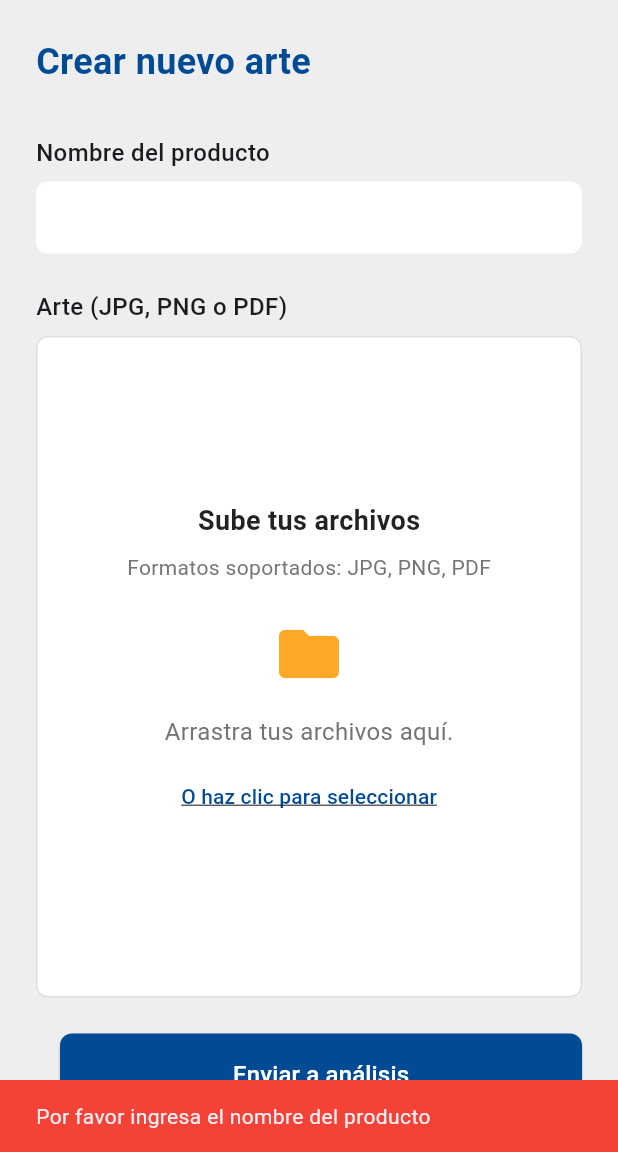
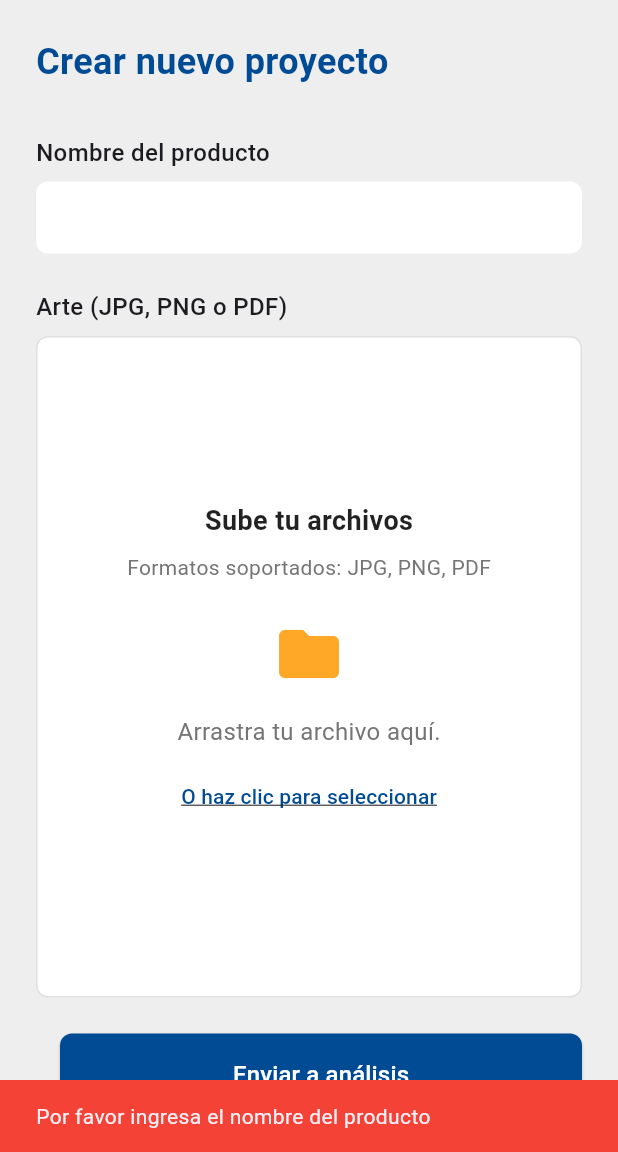
Before and after one commit to MatiasValansi/ProyectoFinalArtesIA, a Flutter app: the NewArt screen opened by its route, after a tap on "Enviar a análisis", on a phone screen of 412 x 824 dp, the part 84-1236 px from its top. Run offline on Flutter 3.47's test engine with Material 3 defaults, Android fonts, the phone set to English and light mode, and no system bars; our stand-ins replace firebase_auth, firebase_core, flutter_dotenv, go_router, supabase_flutter; missing offline and left inert: dart:html; accounts and stored records are empty.

Commit message:
barrido de prints para debug

```diff
--- a/frontend/nestle_application/lib/presentation/screens/new_art.dart
+++ b/frontend/nestle_application/lib/presentation/screens/new_art.dart
@@ -66,7 +66,7 @@ class _NewArtState extends State<NewArt> {
     if (_selectedFiles.isEmpty) {
       ScaffoldMessenger.of(context).showSnackBar(
         const SnackBar(
-          content: Text('Por favor selecciona al menos un archivo'),
+          content: Text('Por favor selecciona un archivo'),
           backgroundColor: Colors.red,
         ),
       );
@@ -94,54 +94,11 @@ class _NewArtState extends State<NewArt> {
         final file = _selectedFiles[i];
 
         try {
-          print('📤 Procesando archivo ${i + 1}/${_selectedFiles.length}: ${file.name}');
-
-          // Actualizar estado en UI
-          setState(() {
-            _uploadStatus = 'Procesando ${i + 1}/${_selectedFiles.length}: ${file.name}';
-          });
-
-          // 1. Inicializar conversación
-          print('   🔄 Iniciando conversación...');
-          setState(() {
-            _uploadStatus = 'Iniciando conversación ${i + 1}/${_selectedFiles.length}...';
-          });
-
           final chatId = await _serenityApiService.initializeChat();
-          print('   ✅ Conversación iniciada - Chat ID: $chatId');
-
-          // Pequeña pausa entre operaciones
-          await Future.delayed(const Duration(milliseconds: 1000));
-
-          // 2. Subir archivo a Serenity API
-          print('   🔄 Subiendo archivo...');
-          setState(() {
-            _uploadStatus = 'Subiendo archivo ${i + 1}/${_selectedFiles.length}... (Esto puede tomar unos minutos para archivos grandes)';
-          });
 
           final uploadResponse = await _serenityApiService.uploadFile(file);
-          print('   ✅ Archivo subido - ID: ${uploadResponse.id}');
-
-          // Pequeña pausa entre operaciones
-          await Future.delayed(const Duration(milliseconds: 1000));
-
-          // 3. Ejecutar análisis con el chat ID y el ID del archivo
-          print('   🔄 Ejecutando análisis...');
-          setState(() {
-            _uploadStatus = 'Analizando archivo ${i + 1}/${_selectedFiles.length}... (Procesando con IA, puede tomar varios minutos)';
-          });
 
           final analysisResponse = await _serenityApiService.executeAnalysis(chatId, uploadResponse.id);
-          print('   ✅ Análisis completado - Instance ID: ${analysisResponse.instanceId}');
-
-          // Pequeña pausa entre operaciones
-          await Future.delayed(const Duration(milliseconds: 1000));
-
-          // 4. Guardar en la base de datos
-          print('   🔄 Guardando en base de datos...');
-          setState(() {
-            _uploadStatus = 'Guardando resultados ${i + 1}/${_selectedFiles.length}...';
-          });
 
           await _casesService.createCaseFromModel(
             CaseModel(
@@ -151,12 +108,9 @@ class _NewArtState extends State<NewArt> {
               arteId: [uploadResponse.id], // Pasar como lista
             ),
           );
-          print('   ✅ Caso guardado exitosamente');
-
-          print('✅ Archivo procesado completamente: ${file.name}');
 
         } catch (fileError) {
-          print('❌ Error procesando archivo ${file.name}: $fileError');
+          print('ERROR: no se pudo procesar el archivo ${file.name}: $fileError');
 
           // Mostrar error específico al usuario
           if (mounted) {
@@ -268,7 +222,7 @@ class _NewArtState extends State<NewArt> {
           children: [
             // Título
             const Text(
-              'Crear nuevo arte',
+              'Crear nuevo proyecto',
               style: TextStyle(
                 fontSize: 24,
                 fontWeight: FontWeight.bold,
@@ -402,7 +356,7 @@ class _NewArtState extends State<NewArt> {
           mainAxisAlignment: MainAxisAlignment.center,
           children: [
             const Text(
-              'Sube tus archivos',
+              'Sube tu archivos',
               style: TextStyle(
                 fontSize: 18,
                 fontWeight: FontWeight.bold,
@@ -425,7 +379,7 @@ class _NewArtState extends State<NewArt> {
             ),
             const SizedBox(height: 16),
             Text(
-              'Arrastra tus archivos aquí.',
+              'Arrastra tu archivo aquí.',
               style: TextStyle(
                 fontSize: 16,
                 color: Colors.grey[600],
--- a/frontend/nestle_application/lib/presentation/widgets/chat_component.dart
+++ b/frontend/nestle_application/lib/presentation/widgets/chat_component.dart
@@ -469,7 +469,6 @@ class _ChatComponentState extends State<ChatComponent> {
             _volatileKnowledgeId = responseData['id'];
             _isUploadingFile = false;
           });
-          print('Archivo subido exitosamente. ID: $_volatileKnowledgeId');
         } else {
           setState(() {
             _isUploadingFile = false;
@@ -614,9 +613,6 @@ class _ChatComponentState extends State<ChatComponent> {
         body: jsonEncode(requestBody),
       );
 
-      print('Respuesta mensaje - Status: ${response.statusCode}');
-      print('Respuesta mensaje - Body: ${response.body}');
-
       if (response.statusCode == 200) {
         final data = jsonDecode(response.body);
 
```
Also changed, not shown: frontend/nestle_application/lib/main.dart (+6 -10 lines), frontend/nestle_application/lib/presentation/screens/home.dart (+0 -14 lines).
